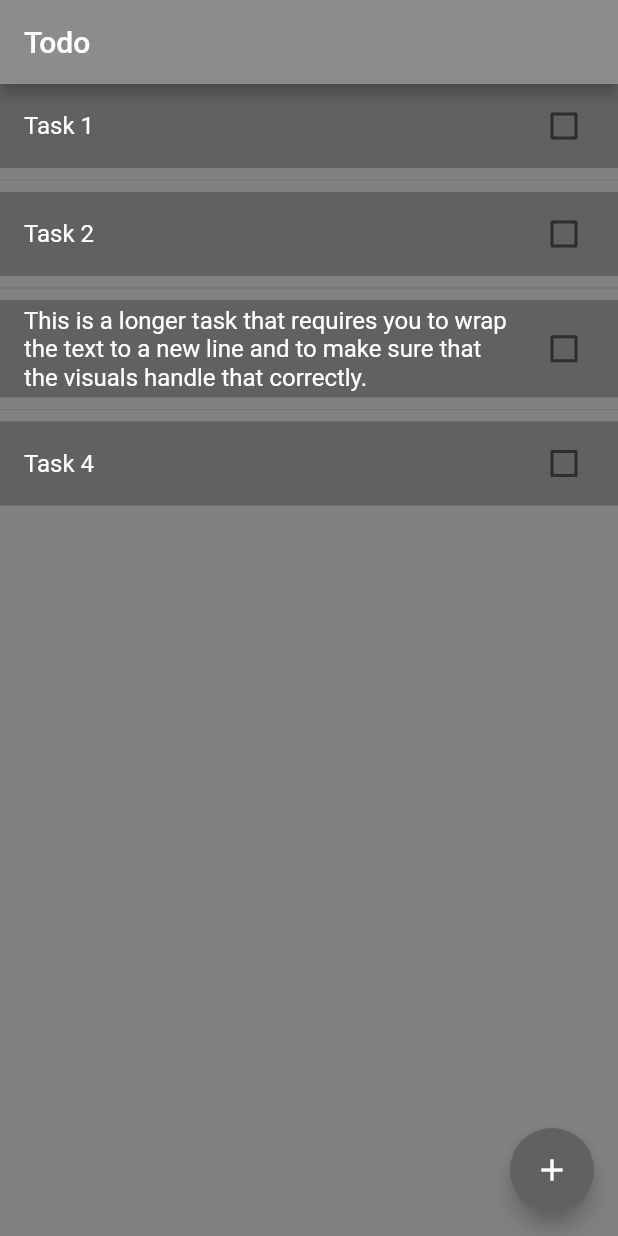
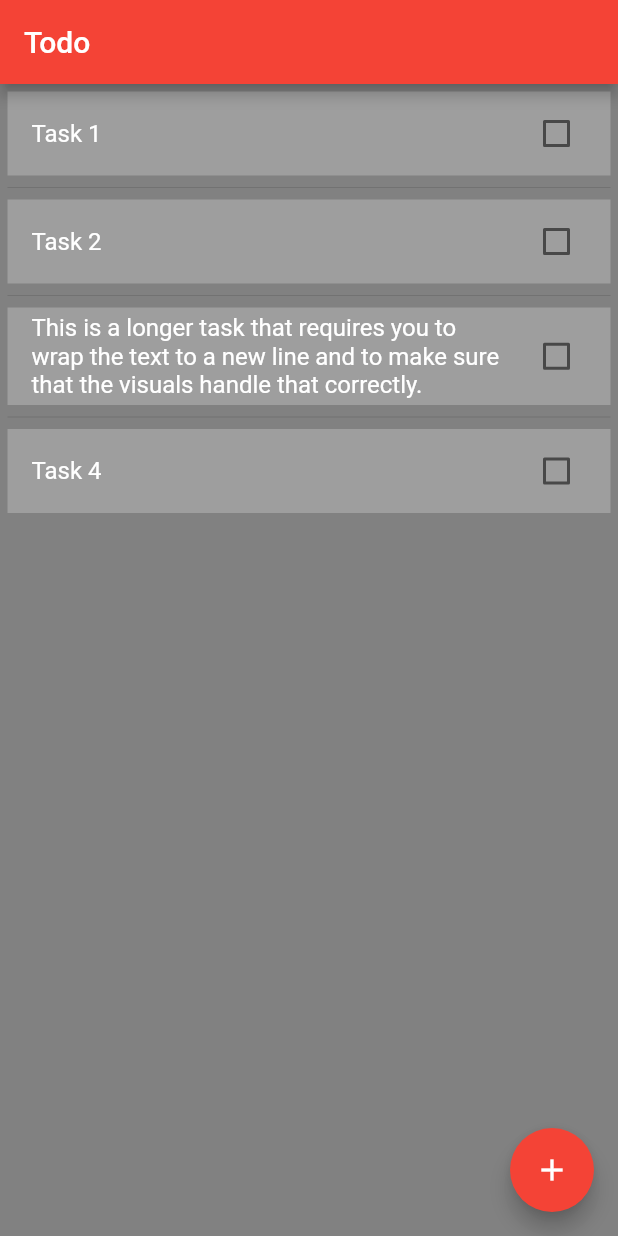
Before and after one commit to nathan-lalli/personal-projects, a Flutter app: the screen it shows after launch, on a phone screen of 412 x 824 dp. Run offline on Flutter 3.47's test engine with Material 2 defaults, Android fonts, the phone set to English and light mode, and no system bars.

Commit message:
finished with hw4

```diff
--- a/Dart/to_do_application/lib/main.dart
+++ b/Dart/to_do_application/lib/main.dart
@@ -1,5 +1,3 @@
-// I think this will take at least 2 hours to complete
-
 import 'package:flutter/material.dart';
 
 import 'pages/home_page.dart';
--- a/Dart/to_do_application/lib/pages/home_page.dart
+++ b/Dart/to_do_application/lib/pages/home_page.dart
@@ -1,3 +1,8 @@
+// I think this will take at least 2 hours to complete
+// It actually took me about 3 hours or so to complete
+// I had to look up a lot of things in order to find the best way to complete
+// the different things I wanted to do. I also had a lot of issues with the syntax of flutter again
+
 import 'package:flutter/material.dart';
 import 'package:to_do_application/pages/new_task_page.dart';
 
@@ -29,35 +34,38 @@ class _HomePageState extends State<HomePage> {
               body: const CircularProgressIndicator(),
             );
           }
-
           return Scaffold(
               appBar: AppBar(
-              title: const Text('Todo', style: TextStyle(color: Colors.white)),
-              backgroundColor: const Color.fromARGB(255, 141, 140, 140),
+                title:
+                    const Text('Todo', style: TextStyle(color: Colors.white)),
+                backgroundColor: Colors.red,
               ),
               backgroundColor: const Color.fromARGB(136, 19, 18, 18),
               body: ListView.separated(
+                padding: const EdgeInsets.all(5),
                 itemBuilder: (_, index) => _toWidget(index),
                 separatorBuilder: (_, __) => const Divider(),
                 itemCount: _tasks!.length,
               ),
-            floatingActionButton: FloatingActionButton(
+              floatingActionButton:
+                  Column(mainAxisAlignment: MainAxisAlignment.end, children: [
+                FloatingActionButton(
                   onPressed: () {
                     Navigator.of(context).push(
                         MaterialPageRoute(builder: (_) => const NewTaskPage()));
                   },
-              backgroundColor: const Color.fromARGB(255, 97, 97, 97),
+                  backgroundColor: Colors.red,
                   tooltip: 'Add Task',
                   heroTag: "plus",
                   child: const Icon(Icons.add),
                 ),
-          );
+              ]));
         });
   }
 
   Widget _toWidget(int index) {
     return CheckboxListTile(
-        tileColor: const Color.fromARGB(255, 97, 97, 97),
+        tileColor: const Color.fromARGB(255, 158, 158, 158),
         title: Text(
           _tasks![index].description,
           style: const TextStyle(color: Colors.white),
```
Also changed, not shown: 1 other file. Lines whose indentation alone changed are shown as unchanged.
